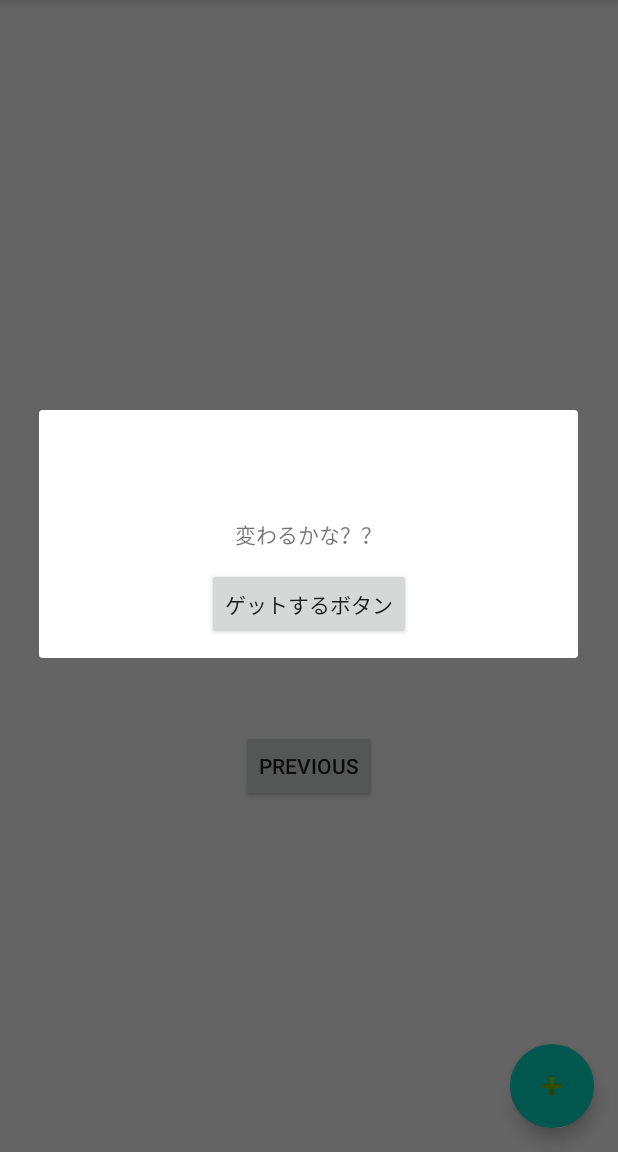
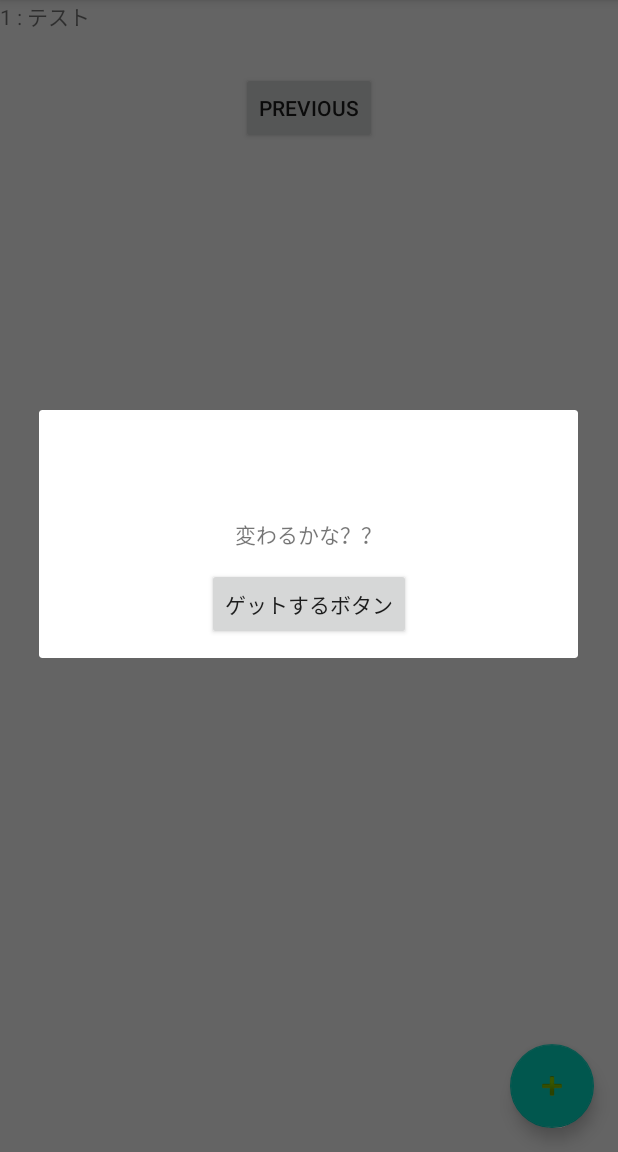
Before and after one commit to mkpn/ui_test_practice, an Android app: the SecondFragment screen opened through its navigation route, after a tap on "テストだよ", on a phone screen of 412 x 824 dp, the part 84-1236 px from its top. Run offline under Robolectric (Android 15) with nearby library versions, the phone set to English and light mode, and no system bars; our stand-ins replace Dagger/Hilt's generated code, Room's generated code, data binding; libraries missing offline, so code that uses them is left out: androidx.hilt.lifecycle.

Commit message:
とりまコミットしよう

```diff
--- a/app/src/main/java/makoto/yoshida/uitesttutorial/SecondFragment.kt
+++ b/app/src/main/java/makoto/yoshida/uitesttutorial/SecondFragment.kt
@@ -6,19 +6,36 @@ import android.view.LayoutInflater
 import android.view.View
 import android.view.ViewGroup
 import android.widget.Button
+import androidx.databinding.DataBindingUtil
+import androidx.fragment.app.viewModels
+import androidx.lifecycle.Observer
 import androidx.navigation.fragment.findNavController
+import androidx.recyclerview.widget.LinearLayoutManager
+import dagger.hilt.android.AndroidEntryPoint
+import makoto.yoshida.uitesttutorial.databinding.FragmentSecondBinding
+import makoto.yoshida.uitesttutorial.viewmodel.SecondFragmentViewModel
 
 /**
  * A simple [Fragment] subclass as the second destination in the navigation.
  */
+@AndroidEntryPoint
 class SecondFragment : Fragment() {
+    private lateinit var binding: FragmentSecondBinding
+    private val vm by viewModels<SecondFragmentViewModel>()
 
     override fun onCreateView(
             inflater: LayoutInflater, container: ViewGroup?,
             savedInstanceState: Bundle?
     ): View? {
         // Inflate the layout for this fragment
-        return inflater.inflate(R.layout.fragment_second, container, false)
+        binding = DataBindingUtil.inflate(inflater, R.layout.fragment_second, container, false)
+        binding.recyclerView.layoutManager = LinearLayoutManager(requireContext())
+        val testEntityListAdapter = TestEntityListAdapter()
+        binding.recyclerView.adapter = testEntityListAdapter
+        vm.getLiveDataList().observe(viewLifecycleOwner, Observer {
+            testEntityListAdapter.submitList(it)
+        })
+        return binding.root
     }
 
     override fun onViewCreated(view: View, savedInstanceState: Bundle?) {
--- a/app/src/main/java/makoto/yoshida/uitesttutorial/TestDialogFragment.kt
+++ b/app/src/main/java/makoto/yoshida/uitesttutorial/TestDialogFragment.kt
@@ -23,6 +23,7 @@ class TestDialogFragment: DialogFragment() {
             null,
             false
         )
+        binding.lifecycleOwner = this
         binding.vm = vm
 
         builder.setView(binding.root)
--- /dev/null
+++ b/app/src/main/java/makoto/yoshida/uitesttutorial/TestEntityListAdapter.kt
@@ -0,0 +1,45 @@
+package makoto.yoshida.uitesttutorial
+
+import android.view.LayoutInflater
+import android.view.ViewGroup
+import androidx.databinding.DataBindingUtil
+import androidx.recyclerview.widget.DiffUtil
+import androidx.recyclerview.widget.ListAdapter
+import androidx.recyclerview.widget.RecyclerView
+import makoto.yoshida.uitesttutorial.TestEntityListAdapter.TestEntityViewHolder
+import makoto.yoshida.uitesttutorial.databinding.TestEntityListCellBinding
+import makoto.yoshida.uitesttutorial.domain.TestEntity
+
+class TestEntityListAdapter : ListAdapter<TestEntity, TestEntityViewHolder>(DIFF_CALLBACK) {
+    companion object {
+        private val DIFF_CALLBACK = object : DiffUtil.ItemCallback<TestEntity>() {
+            override fun areItemsTheSame(oldItem: TestEntity, newItem: TestEntity): Boolean {
+                return oldItem.id == newItem.id
+            }
+
+            override fun areContentsTheSame(oldItem: TestEntity, newItem: TestEntity): Boolean {
+                return oldItem.id == newItem.id
+            }
+        }
+    }
+
+    override fun onCreateViewHolder(parent: ViewGroup, viewType: Int): TestEntityViewHolder {
+        val binding = DataBindingUtil.inflate<TestEntityListCellBinding>(
+            LayoutInflater.from(parent.context),
+            R.layout.test_entity_list_cell,
+            parent,
+            false
+        )
+        return TestEntityViewHolder(binding)
+    }
+
+    override fun onBindViewHolder(holder: TestEntityViewHolder, position: Int) {
+        holder.bind(getItem(position))
+    }
+
+    class TestEntityViewHolder(private val binding: TestEntityListCellBinding) : RecyclerView.ViewHolder(binding.root) {
+        fun bind(item: TestEntity) {
+            binding.text.text = "${item.id} : ${item.name}"
+        }
+    }
+}
--- a/app/src/main/java/makoto/yoshida/uitesttutorial/domain/TestEntity.kt
+++ b/app/src/main/java/makoto/yoshida/uitesttutorial/domain/TestEntity.kt
@@ -8,7 +8,7 @@ import androidx.room.PrimaryKey
 data class TestEntity(
     @PrimaryKey(autoGenerate = true)
     @ColumnInfo(name = "id")
-    val id: Long,
+    val id: Long = 0,
 
     @ColumnInfo
     val name: String
--- a/app/src/main/java/makoto/yoshida/uitesttutorial/domain/TestRepository.kt
+++ b/app/src/main/java/makoto/yoshida/uitesttutorial/domain/TestRepository.kt
@@ -11,4 +11,8 @@ class TestRepository(context: Context) {
     fun get(id :Long): LiveData<TestEntity> {
         return dao.get(id)
     }
+
+    fun getAll(): LiveData<List<TestEntity>> {
+        return dao.getAll()
+    }
 }
--- /dev/null
+++ b/app/src/main/java/makoto/yoshida/uitesttutorial/viewmodel/SecondFragmentViewModel.kt
@@ -0,0 +1,14 @@
+package makoto.yoshida.uitesttutorial.viewmodel
+
+import androidx.hilt.lifecycle.ViewModelInject
+import androidx.lifecycle.LiveData
+import androidx.lifecycle.ViewModel
+import makoto.yoshida.uitesttutorial.domain.TestEntity
+import makoto.yoshida.uitesttutorial.domain.TestRepository
+
+class SecondFragmentViewModel @ViewModelInject constructor(private val repository: TestRepository) :
+    ViewModel() {
+    fun getLiveDataList(): LiveData<List<TestEntity>> {
+        return repository.getAll()
+    }
+}
--- a/app/src/main/res/layout/fragment_second.xml
+++ b/app/src/main/res/layout/fragment_second.xml
@@ -1,4 +1,6 @@
 <?xml version="1.0" encoding="utf-8"?>
+<layout>
+
     <androidx.constraintlayout.widget.ConstraintLayout xmlns:android="http://schemas.android.com/apk/res/android"
         xmlns:app="http://schemas.android.com/apk/res-auto"
         xmlns:tools="http://schemas.android.com/tools"
@@ -6,11 +8,10 @@
         android:layout_height="match_parent"
         tools:context=".SecondFragment">
 
-    <TextView
-        android:id="@+id/textview_second"
-        android:layout_width="wrap_content"
+        <androidx.recyclerview.widget.RecyclerView
+            android:id="@+id/recycler_view"
+            android:layout_width="0dp"
             android:layout_height="wrap_content"
-        app:layout_constraintBottom_toTopOf="@id/button_second"
             app:layout_constraintEnd_toEndOf="parent"
             app:layout_constraintStart_toStartOf="parent"
             app:layout_constraintTop_toTopOf="parent" />
@@ -20,8 +21,8 @@
             android:layout_width="wrap_content"
             android:layout_height="wrap_content"
             android:text="@string/previous"
-        app:layout_constraintBottom_toBottomOf="parent"
             app:layout_constraintEnd_toEndOf="parent"
             app:layout_constraintStart_toStartOf="parent"
-        app:layout_constraintTop_toBottomOf="@id/textview_second" />
+            app:layout_constraintTop_toBottomOf="@id/recycler_view" />
     </androidx.constraintlayout.widget.ConstraintLayout>
+</layout>
--- /dev/null
+++ b/app/src/main/res/layout/test_entity_list_cell.xml
@@ -0,0 +1,18 @@
+<?xml version="1.0" encoding="utf-8"?>
+<layout xmlns:app="http://schemas.android.com/apk/res-auto">
+
+    <androidx.constraintlayout.widget.ConstraintLayout xmlns:android="http://schemas.android.com/apk/res/android"
+        android:layout_width="match_parent"
+        android:layout_height="wrap_content">
+
+        <TextView
+            android:id="@+id/text"
+            android:layout_width="0dp"
+            android:layout_height="48dp"
+            app:layout_constraintBottom_toBottomOf="parent"
+            app:layout_constraintEnd_toEndOf="parent"
+            app:layout_constraintStart_toStartOf="parent"
+            app:layout_constraintTop_toTopOf="parent" />
+
+    </androidx.constraintlayout.widget.ConstraintLayout>
+</layout>
```
Lines whose indentation alone changed are shown as unchanged.
